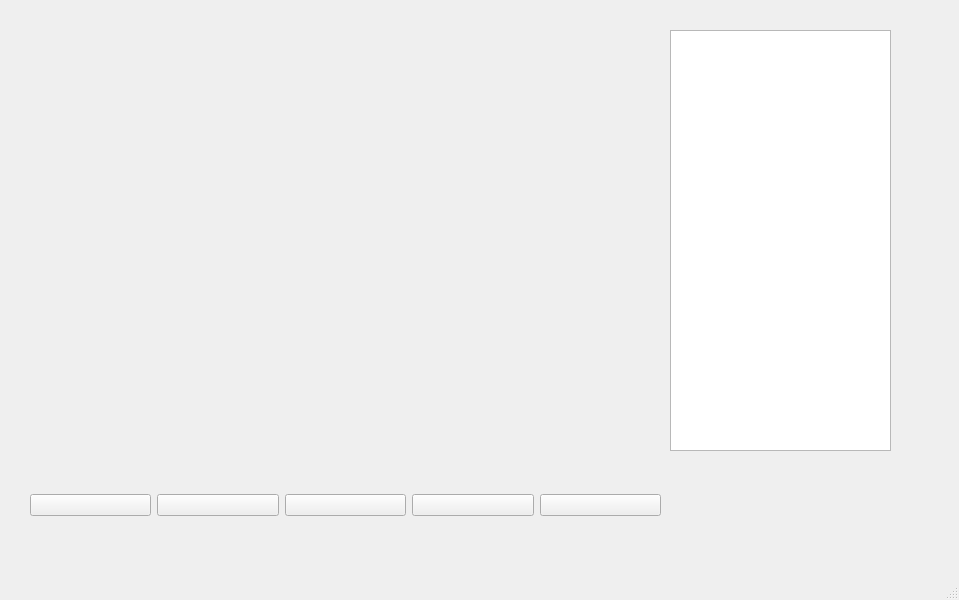
First picture: the form in mainwindow.ui, repository pve654/qtmusic, before the edit.
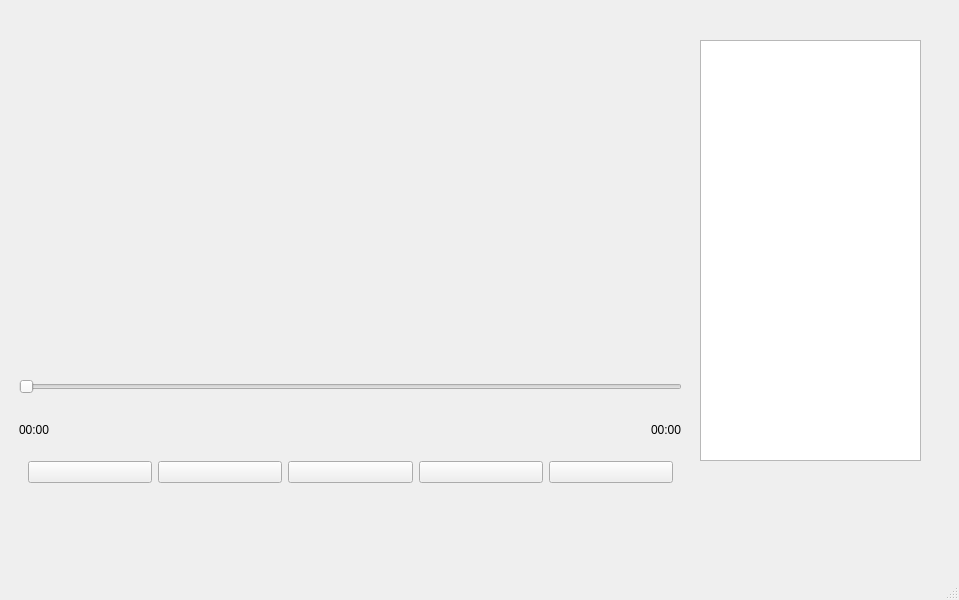
Second picture: the form after the edit.

```diff
--- a/mainwindow.ui
+++ b/mainwindow.ui
@@ -14,15 +14,98 @@
    <string>MainWindow</string>
   </property>
   <widget class="QWidget" name="centralwidget">
+   <widget class="QListWidget" name="mclist">
+    <property name="geometry">
+     <rect>
+      <x>700</x>
+      <y>40</y>
+      <width>221</width>
+      <height>421</height>
+     </rect>
+    </property>
+   </widget>
+   <widget class="QWidget" name="verticalLayoutWidget">
+    <property name="geometry">
+     <rect>
+      <x>10</x>
+      <y>370</y>
+      <width>681</width>
+      <height>151</height>
+     </rect>
+    </property>
+    <layout class="QVBoxLayout" name="verticalLayout_2">
+     <item>
+      <spacer name="verticalSpacer">
+       <property name="orientation">
+        <enum>Qt::Orientation::Vertical</enum>
+       </property>
+       <property name="sizeHint" stdset="0">
+        <size>
+         <width>20</width>
+         <height>40</height>
+        </size>
+       </property>
+      </spacer>
+     </item>
+     <item>
+      <widget class="QWidget" name="widget_2" native="true">
+       <layout class="QVBoxLayout" name="verticalLayout">
+        <item>
+         <widget class="QSlider" name="progressSlider">
+          <property name="orientation">
+           <enum>Qt::Orientation::Horizontal</enum>
+          </property>
+         </widget>
+        </item>
+        <item>
+         <spacer name="verticalSpacer_3">
+          <property name="orientation">
+           <enum>Qt::Orientation::Vertical</enum>
+          </property>
+          <property name="sizeHint" stdset="0">
+           <size>
+            <width>20</width>
+            <height>40</height>
+           </size>
+          </property>
+         </spacer>
+        </item>
+        <item>
+         <layout class="QHBoxLayout" name="horizontalLayout_2">
+          <item>
+           <widget class="QLabel" name="nowtimelbl">
+            <property name="text">
+             <string>00:00</string>
+            </property>
+           </widget>
+          </item>
+          <item>
+           <spacer name="horizontalSpacer">
+            <property name="orientation">
+             <enum>Qt::Orientation::Horizontal</enum>
+            </property>
+            <property name="sizeHint" stdset="0">
+             <size>
+              <width>40</width>
+              <height>20</height>
+             </size>
+            </property>
+           </spacer>
+          </item>
+          <item>
+           <widget class="QLabel" name="totaltimelbl">
+            <property name="text">
+             <string>00:00</string>
+            </property>
+           </widget>
+          </item>
+         </layout>
+        </item>
+        <item>
+         <widget class="QWidget" name="widget_4" native="true"/>
+        </item>
+        <item>
    <widget class="QWidget" name="widget" native="true">
-    <property name="geometry">
-     <rect>
-      <x>30</x>
-      <y>470</y>
-      <width>631</width>
-      <height>71</height>
-     </rect>
-    </property>
     <layout class="QHBoxLayout" name="horizontalLayout">
      <item>
       <widget class="QPushButton" name="prebtn">
@@ -61,15 +144,24 @@
      </item>
     </layout>
    </widget>
-   <widget class="QListWidget" name="mclist">
-    <property name="geometry">
-     <rect>
-      <x>670</x>
-      <y>30</y>
-      <width>221</width>
-      <height>421</height>
-     </rect>
-    </property>
+        </item>
+        <item>
+         <spacer name="verticalSpacer_4">
+          <property name="orientation">
+           <enum>Qt::Orientation::Vertical</enum>
+          </property>
+          <property name="sizeHint" stdset="0">
+           <size>
+            <width>20</width>
+            <height>40</height>
+           </size>
+          </property>
+         </spacer>
+        </item>
+       </layout>
+      </widget>
+     </item>
+    </layout>
    </widget>
   </widget>
   <widget class="QMenuBar" name="menubar">
```
Lines whose indentation alone changed are shown as unchanged.
